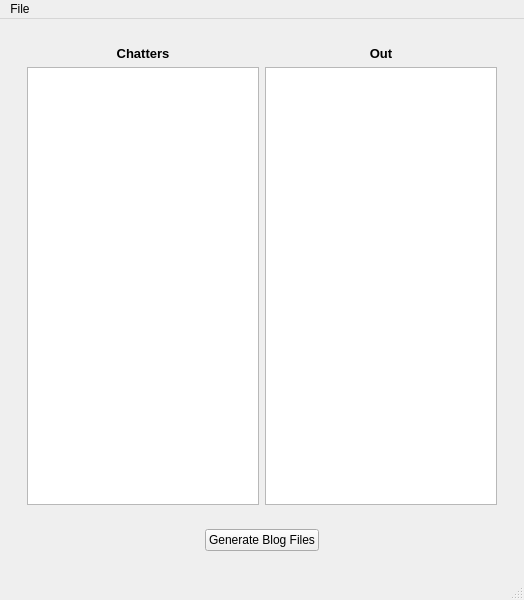
First picture: the form in src/bot/ui/ui_main_window.ui, repository Philaeux/TwitchBotPython, before the edit.
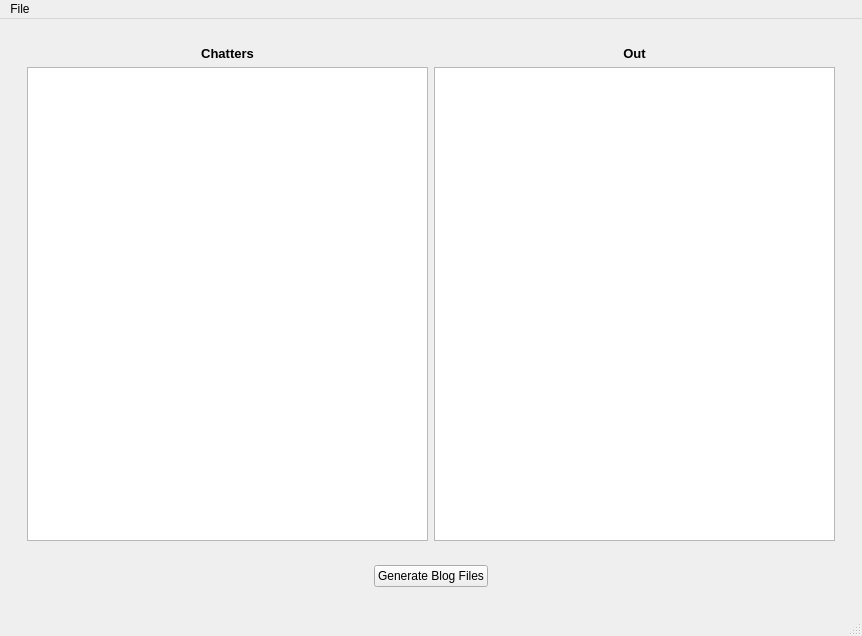
Second picture: the form after the edit.

Commit message: Rebuild alembic workflow. Add new viewer tracking view

Diff of the .ui file:
```diff
--- a/src/bot/ui/ui_main_window.ui
+++ b/src/bot/ui/ui_main_window.ui
@@ -6,8 +6,8 @@
    <rect>
     <x>0</x>
     <y>0</y>
-    <width>524</width>
-    <height>600</height>
+    <width>862</width>
+    <height>636</height>
    </rect>
   </property>
   <property name="windowTitle">
@@ -25,12 +25,6 @@
         <item>
          <widget class="QWidget" name="grid" native="true">
           <layout class="QGridLayout" name="gridLayout">
-           <item row="1" column="0">
-            <widget class="QListView" name="listViewIn"/>
-           </item>
-           <item row="1" column="1">
-            <widget class="QListView" name="listViewOut"/>
-           </item>
            <item row="0" column="0">
             <widget class="QLabel" name="label">
              <property name="text">
@@ -51,6 +45,56 @@
              </property>
             </widget>
            </item>
+           <item row="1" column="0">
+            <widget class="QTableView" name="tableViewIn">
+             <property name="sizeAdjustPolicy">
+              <enum>QAbstractScrollArea::AdjustToContents</enum>
+             </property>
+             <property name="alternatingRowColors">
+              <bool>true</bool>
+             </property>
+             <property name="selectionMode">
+              <enum>QAbstractItemView::SingleSelection</enum>
+             </property>
+             <property name="cornerButtonEnabled">
+              <bool>false</bool>
+             </property>
+             <attribute name="horizontalHeaderVisible">
+              <bool>false</bool>
+             </attribute>
+             <attribute name="horizontalHeaderStretchLastSection">
+              <bool>true</bool>
+             </attribute>
+             <attribute name="verticalHeaderVisible">
+              <bool>false</bool>
+             </attribute>
+            </widget>
+           </item>
+           <item row="1" column="1">
+            <widget class="QTableView" name="tableViewOut">
+             <property name="sizeAdjustPolicy">
+              <enum>QAbstractScrollArea::AdjustToContents</enum>
+             </property>
+             <property name="alternatingRowColors">
+              <bool>true</bool>
+             </property>
+             <property name="selectionMode">
+              <enum>QAbstractItemView::SingleSelection</enum>
+             </property>
+             <property name="cornerButtonEnabled">
+              <bool>false</bool>
+             </property>
+             <attribute name="horizontalHeaderVisible">
+              <bool>false</bool>
+             </attribute>
+             <attribute name="horizontalHeaderStretchLastSection">
+              <bool>true</bool>
+             </attribute>
+             <attribute name="verticalHeaderVisible">
+              <bool>false</bool>
+             </attribute>
+            </widget>
+           </item>
           </layout>
          </widget>
         </item>
@@ -154,7 +198,7 @@
     <rect>
      <x>0</x>
      <y>0</y>
-     <width>524</width>
+     <width>862</width>
      <height>21</height>
     </rect>
    </property>
```
The commit also changes 19 other files.
